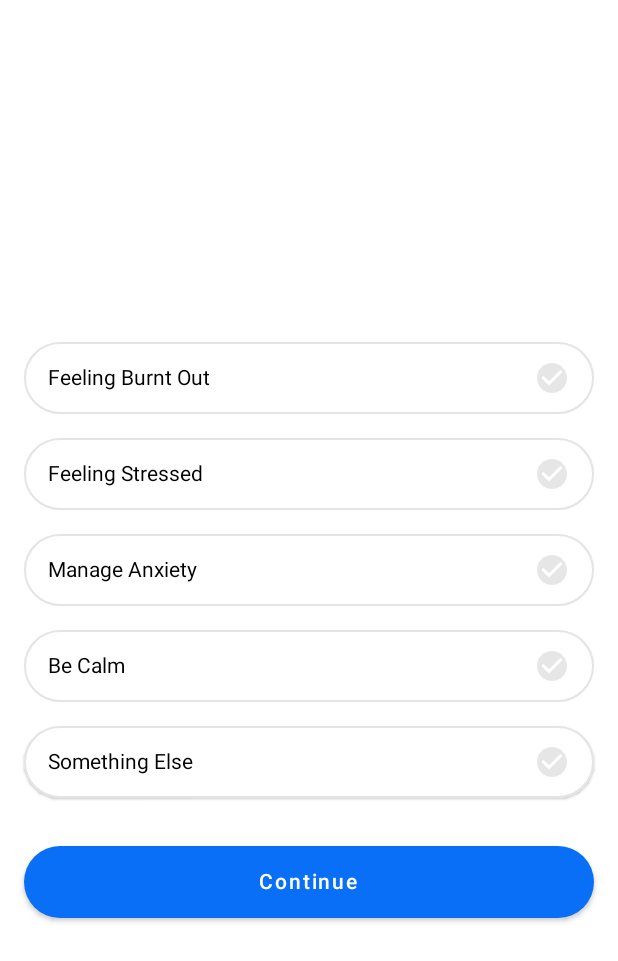
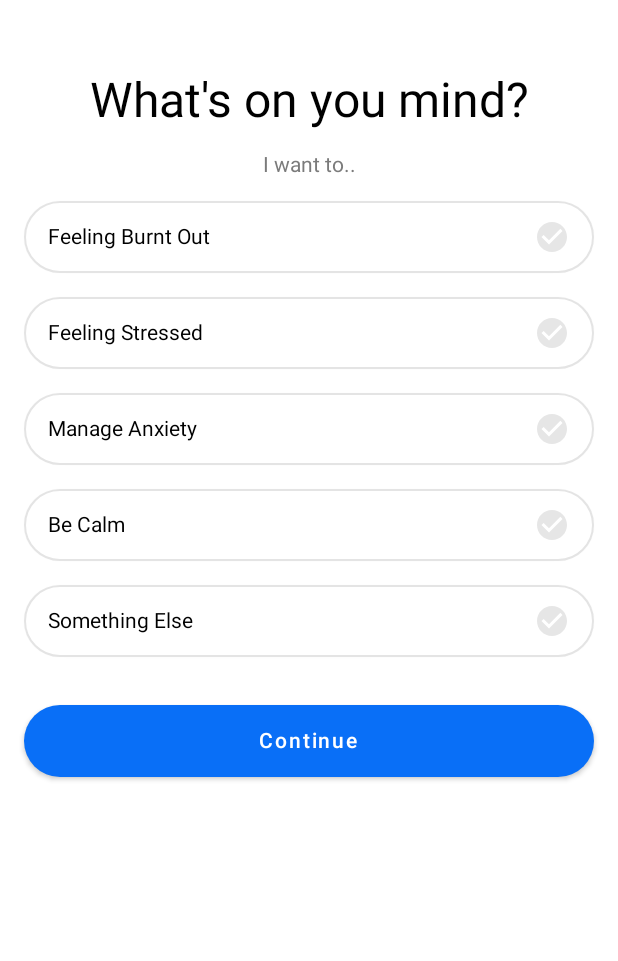
Before and after one commit to anidmurmu/Sachetan, an Android app built with Jetpack Compose: the screen it shows after launch (ProblemDescriptionActivity), on a phone screen of 412 x 824 dp. Shown: the top 961 px of the screen. Run offline under Robolectric (Android 15) with nearby library versions, the phone set to English and light mode, and no system bars; our stand-ins replace Dagger/Hilt's generated code.

Commit message:
Problem activity is done

```diff
--- a/app/src/main/AndroidManifest.xml
+++ b/app/src/main/AndroidManifest.xml
@@ -15,7 +15,7 @@
         android:theme="@style/Theme.Sachetan"
         android:usesCleartextTraffic="true">
         <activity
-            android:name=".ui.onboarding.OnboardingActivity"
+            android:name=".ui.onboarding.OnBoardingActivity"
             android:exported="true">
             <!--<intent-filter>
                 <action android:name="android.intent.action.MAIN" />
--- a/app/src/main/java/com/example/sachetan/domain/model/user/UserModel.kt
+++ b/app/src/main/java/com/example/sachetan/domain/model/user/UserModel.kt
@@ -25,5 +25,8 @@ data class UserModel(
     val emergencyPhoneNum: String,
 
     @SerializedName("is_professional")
-    val isProfessional: Boolean = false
+    val isProfessional: Boolean = false,
+
+    @SerializedName("selected_list")
+    val selectedList: List<String>?,
 )
--- a/app/src/main/java/com/example/sachetan/ui/problem_desc/ProblemDescription.kt
+++ b/app/src/main/java/com/example/sachetan/ui/problem_desc/ProblemDescription.kt
@@ -19,7 +19,9 @@ import androidx.compose.ui.layout.ContentScale
 import androidx.compose.ui.res.colorResource
 import androidx.compose.ui.res.painterResource
 import androidx.compose.ui.res.stringResource
+import androidx.compose.ui.text.font.FontFamily
 import androidx.compose.ui.unit.dp
+import androidx.compose.ui.unit.sp
 import com.example.sachetan.R
 import com.example.sachetan.ui.base_compose.units.BaseDpValues
 import com.example.sachetan.ui.base_compose.units.BasePadding
@@ -32,8 +34,21 @@ fun ProblemDescriptionScreen(viewModel: ProblemDescriptionViewModel,
             .fillMaxSize()
             .background(Color.White)
             .padding(horizontal = BasePadding.Default),
-        verticalArrangement = Arrangement.Center
     ) {
+        Text(text = "What's on you mind?",
+            color = Color.Black,
+            fontSize = 32.sp,
+            fontFamily = FontFamily.SansSerif,
+        modifier = Modifier
+            .padding(top = 48.dp)
+            .wrapContentWidth()
+            .align(alignment = Alignment.CenterHorizontally))
+        Text(text = "I want to..",
+            color = colorResource(id = R.color.problem_sub_title_color),
+            modifier = Modifier
+                .padding(top = 16.dp)
+                .wrapContentWidth()
+                .align(alignment = Alignment.CenterHorizontally))
         ProblemBurnOutItem(stringResource(id = R.string.burnt_out_msg), viewModel, {}, Modifier)
         ProblemStressedItem(stringResource(id = R.string.stressed_msg), viewModel, {}, Modifier)
         ProblemAnxietyItem(stringResource(id = R.string.anxiety_msg), viewModel, {}, Modifier)
--- a/app/src/main/java/com/example/sachetan/ui/problem_desc/ProblemDescriptionActivity.kt
+++ b/app/src/main/java/com/example/sachetan/ui/problem_desc/ProblemDescriptionActivity.kt
@@ -6,6 +6,7 @@ import androidx.activity.ComponentActivity
 import androidx.activity.compose.setContent
 import androidx.activity.viewModels
 import com.example.sachetan.R
+import com.example.sachetan.ui.onboarding.OnBoardingActivity
 import dagger.hilt.android.AndroidEntryPoint
 
 @AndroidEntryPoint
@@ -20,12 +21,13 @@ class ProblemDescriptionActivity : ComponentActivity() {
             ProblemDescriptionScreen(viewModel, onSubmit = {
                 val list = getSelectedList()
                 Log.d("apple12", list.toString())
+                OnBoardingActivity.startActivity(this@ProblemDescriptionActivity, list)
             })
         }
     }
 
-    private fun getSelectedList(): List<String> {
-        val list = mutableListOf<String>()
+    private fun getSelectedList(): ArrayList<String> {
+        val list = arrayListOf<String>()
         if(viewModel.problemViewState.burntOut.value) {
             list.add(resources.getString(R.string.burnt_out_msg))
         }
--- a/app/src/main/res/values/colors.xml
+++ b/app/src/main/res/values/colors.xml
@@ -13,4 +13,5 @@
     <color name="un_selected_icon_color">#e6e6e6</color>
     <color name="border_color">#e4e4e4</color>
     <color name="problem_btn_color">#096ff7</color>
+    <color name="problem_sub_title_color">#7b7b7b</color>
 </resources>
```
Also changed, not shown: app/src/main/java/com/example/sachetan/ui/onboarding/OnboardingActivity.kt (+28 -3 lines).
